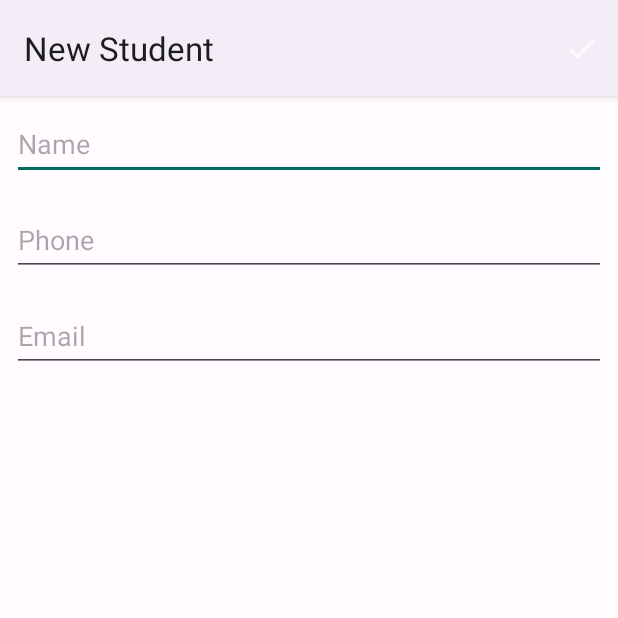
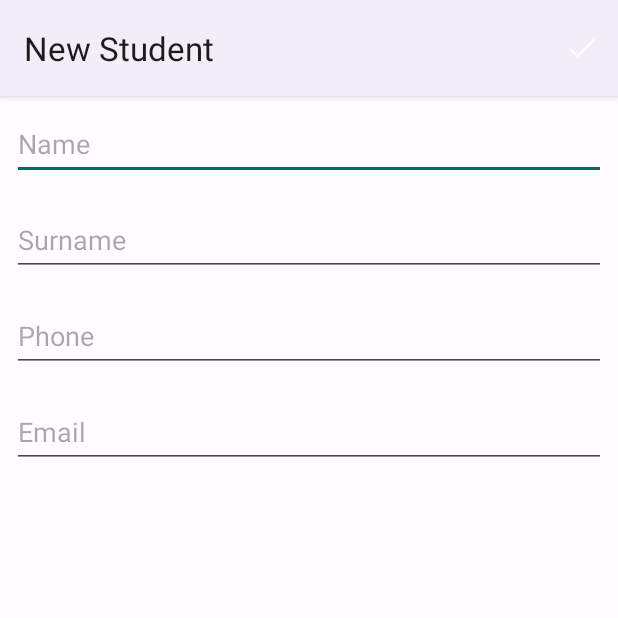
Before and after one commit to avatarrrrr/Schedule, an Android app: the screen it shows after launch (StudentFormActivity before the commit, NewOrEditStudentFormActivity after it), after a tap on "Add new student button", on a phone screen of 412 x 824 dp, the top half of it. Run offline under Robolectric (Android 15) with nearby library versions, the phone set to English and light mode, and no system bars; our stand-ins replace Room's generated code.

Commit message:
[feat] class 18

```diff
--- a/app/src/main/AndroidManifest.xml
+++ b/app/src/main/AndroidManifest.xml
@@ -3,7 +3,6 @@
     xmlns:tools="http://schemas.android.com/tools">
 
     <application
-        android:name=".ScheduleApplication"
         android:allowBackup="true"
         android:dataExtractionRules="@xml/data_extraction_rules"
         android:fullBackupContent="@xml/backup_rules"
@@ -13,7 +12,7 @@
         android:theme="@style/Theme.Schedule"
         tools:targetApi="31">
         <activity
-            android:name=".ui.activity.StudentListActivity"
+            android:name=".ui.activity.StudentsListActivity"
             android:exported="true">
             <intent-filter>
                 <action android:name="android.intent.action.MAIN" />
@@ -22,7 +21,7 @@
             </intent-filter>
         </activity>
         <activity
-            android:name=".ui.activity.StudentFormActivity"
+            android:name=".ui.activity.NewOrEditStudentFormActivity"
             android:exported="false"
             android:label="@string/title_activity_student_form"
             android:theme="@style/Theme.Schedule" />
--- a/app/src/main/java/br/com/alura/schedule/ScheduleApplication.java
+++ /dev/null
@@ -1,21 +0,0 @@
-package br.com.alura.schedule;
-
-import android.app.Application;
-
-import br.com.alura.schedule.database.dao.RoomStudentDAO;
-import br.com.alura.schedule.models.Student;
-import br.com.alura.schedule.utils.RoomUtils;
-
-public class ScheduleApplication extends Application {
-    @Override
-    public void onCreate() {
-        super.onCreate();
-        createTestStudents();
-    }
-
-    private void createTestStudents() {
-        final RoomStudentDAO dao = RoomUtils.getDAO(this);
-        dao.save(new Student("Avatar", "+55 11 11111 1111", "avatar@gmail.com"));
-        dao.save(new Student("Marcos", "+55 22 22222 2222", "marcos@gmail.com"));
-    }
-}
--- a/app/src/main/java/br/com/alura/schedule/database/ScheduleDatabase.java
+++ b/app/src/main/java/br/com/alura/schedule/database/ScheduleDatabase.java
@@ -1,12 +1,26 @@
 package br.com.alura.schedule.database;
 
+import android.content.Context;
+
 import androidx.room.Database;
+import androidx.room.Room;
 import androidx.room.RoomDatabase;
 
+import br.com.alura.schedule.R;
 import br.com.alura.schedule.database.dao.RoomStudentDAO;
 import br.com.alura.schedule.models.Student;
 
-@Database(version = 1, entities = {Student.class}, exportSchema = false)
+@Database(version = 2, entities = {Student.class}, exportSchema = false)
 public abstract class ScheduleDatabase extends RoomDatabase {
+    private static ScheduleDatabase instance;
+
     public abstract RoomStudentDAO getDAO();
+
+    public static ScheduleDatabase getInstance(Context context) {
+        if (instance == null) {
+            instance = Room.databaseBuilder(context, ScheduleDatabase.class, context.getString(R.string.app_name) + ".db").allowMainThreadQueries().build();
+        }
+
+        return instance;
+    }
 }
--- a/app/src/main/java/br/com/alura/schedule/database/dao/RoomStudentDAO.java
+++ b/app/src/main/java/br/com/alura/schedule/database/dao/RoomStudentDAO.java
@@ -4,6 +4,7 @@ import androidx.room.Dao;
 import androidx.room.Delete;
 import androidx.room.Insert;
 import androidx.room.Query;
+import androidx.room.Update;
 
 import java.util.List;
 
@@ -19,4 +20,7 @@ public interface RoomStudentDAO {
 
     @Delete
     void delete(Student student);
+
+    @Update
+    void edit(Student student);
 }
--- a/app/src/main/java/br/com/alura/schedule/ui/activity/ConstantsActivities.java
+++ /dev/null
@@ -1,5 +0,0 @@
-package br.com.alura.schedule.ui.activity;
-
-public class ConstantsActivities {
-    static final String STUDENT_KEY = "student";
-}
--- a/app/src/main/java/br/com/alura/schedule/ui/activity/StudentFormActivity.java
+++ b/app/src/main/java/br/com/alura/schedule/ui/activity/NewOrEditStudentFormActivity.java
@@ -1,6 +1,6 @@
 package br.com.alura.schedule.ui.activity;
 
-import static br.com.alura.schedule.ui.activity.ConstantsActivities.STUDENT_KEY;
+import static br.com.alura.schedule.ui.activity.constants.ConstantsActivities.STUDENT_KEY;
 
 import android.content.Intent;
 import android.os.Bundle;
@@ -12,21 +12,25 @@ import androidx.annotation.NonNull;
 import androidx.appcompat.app.AppCompatActivity;
 
 import br.com.alura.schedule.R;
-import br.com.alura.schedule.dao.StudentsDao;
+import br.com.alura.schedule.database.ScheduleDatabase;
+import br.com.alura.schedule.database.dao.RoomStudentDAO;
 import br.com.alura.schedule.models.Student;
 
-public class StudentFormActivity extends AppCompatActivity {
+public class NewOrEditStudentFormActivity extends AppCompatActivity {
     private Student student = null;
-    private final StudentsDao studentsDAO = new StudentsDao();
+    private RoomStudentDAO dao;
     private EditText nameEditText;
     private EditText phoneEditText;
     private EditText emailEditText;
+
+    private EditText surnameEditText;
 
 
     @Override
     protected void onCreate(Bundle savedInstanceState) {
         super.onCreate(savedInstanceState);
-        setContentView(R.layout.activity_student_form);
+        setContentView(R.layout.activity_new_or_edit_student_form);
+        dao = ScheduleDatabase.getInstance(this).getDAO();
         initializeViews();
     }
 
@@ -38,7 +42,7 @@ public class StudentFormActivity extends AppCompatActivity {
 
     @Override
     public boolean onOptionsItemSelected(@NonNull MenuItem item) {
-        if(item.getItemId() == R.id.activity_student_form_menu_save){
+        if (item.getItemId() == R.id.activity_student_form_menu_save) {
             save();
         }
         return super.onOptionsItemSelected(item);
@@ -47,9 +51,9 @@ public class StudentFormActivity extends AppCompatActivity {
     private void save() {
         fillStudent();
         if (student.hasValidIdentifier()) {
-            studentsDAO.edit(student);
+            dao.edit(student);
         } else {
-            studentsDAO.save(student);
+            dao.save(student);
         }
         finish();
     }
@@ -58,12 +62,14 @@ public class StudentFormActivity extends AppCompatActivity {
         student.setName(nameEditText.getText().toString());
         student.setTelephone(phoneEditText.getText().toString());
         student.setEmail(emailEditText.getText().toString());
+        student.setSurname(surnameEditText.getText().toString());
     }
 
     private void initializeViews() {
         nameEditText = findViewById(R.id.activity_student_form_name);
         phoneEditText = findViewById(R.id.activity_student_form_telephone);
         emailEditText = findViewById(R.id.activity_student_form_email);
+        surnameEditText = findViewById(R.id.activity_student_form_surname);
 
         isEdit();
     }
@@ -72,13 +78,14 @@ public class StudentFormActivity extends AppCompatActivity {
         Intent intent = getIntent();
 
         if (intent.hasExtra(STUDENT_KEY)) {
-            setTitle("Edit Student");
+            setTitle(getString(R.string.new_or_edit_student_form_activity_title_edit));
             student = intent.getExtras().getParcelable(STUDENT_KEY);
             nameEditText.setText(student.getName());
             phoneEditText.setText(student.getTelephone());
             emailEditText.setText(student.getEmail());
+            surnameEditText.setText(student.getSurname());
         } else {
-            setTitle("New Student");
+            setTitle(getString(R.string.new_or_edit_student_form_activity_title_new));
             student = new Student();
         }
     }
--- a/app/src/main/java/br/com/alura/schedule/ui/activity/StudentListActivity.java
+++ b/app/src/main/java/br/com/alura/schedule/ui/activity/StudentsListActivity.java
@@ -1,6 +1,6 @@
 package br.com.alura.schedule.ui.activity;
 
-import static br.com.alura.schedule.ui.activity.ConstantsActivities.STUDENT_KEY;
+import static br.com.alura.schedule.ui.activity.constants.ConstantsActivities.STUDENT_KEY;
 
 import android.content.Intent;
 import android.os.Bundle;
@@ -18,7 +18,7 @@ import br.com.alura.schedule.R;
 import br.com.alura.schedule.models.Student;
 import br.com.alura.schedule.ui.activity.controller.StudentsListActivityController;
 
-public class StudentListActivity extends AppCompatActivity {
+public class StudentsListActivity extends AppCompatActivity {
     private StudentsListActivityController studentsListActivityController;
 
     @Override
@@ -48,7 +48,7 @@ public class StudentListActivity extends AppCompatActivity {
 
     private void buttonAddPressBehavior() {
         final View button = findViewById(R.id.activity_students_fab_add_student);
-        button.setOnClickListener(v -> startActivity(new Intent(StudentListActivity.this, StudentFormActivity.class)));
+        button.setOnClickListener(v -> startActivity(new Intent(StudentsListActivity.this, NewOrEditStudentFormActivity.class)));
     }
 
     @Override
@@ -73,7 +73,7 @@ public class StudentListActivity extends AppCompatActivity {
     }
 
     private void goToFormsOnEditMode(Student student) {
-        Intent intentForm = new Intent(this, StudentFormActivity.class);
+        Intent intentForm = new Intent(this, NewOrEditStudentFormActivity.class);
         intentForm.putExtra(STUDENT_KEY, student);
         startActivity(intentForm);
     }
--- /dev/null
+++ b/app/src/main/java/br/com/alura/schedule/ui/activity/constants/ConstantsActivities.java
@@ -0,0 +1,5 @@
+package br.com.alura.schedule.ui.activity.constants;
+
+public interface ConstantsActivities {
+    String STUDENT_KEY = "student";
+}
--- a/app/src/main/java/br/com/alura/schedule/ui/activity/controller/StudentsListActivityController.java
+++ b/app/src/main/java/br/com/alura/schedule/ui/activity/controller/StudentsListActivityController.java
@@ -7,10 +7,10 @@ import android.widget.ListView;
 import androidx.annotation.NonNull;
 import androidx.appcompat.app.AlertDialog;
 
+import br.com.alura.schedule.database.ScheduleDatabase;
 import br.com.alura.schedule.database.dao.RoomStudentDAO;
 import br.com.alura.schedule.models.Student;
 import br.com.alura.schedule.ui.adapter.StudentsListAdapter;
-import br.com.alura.schedule.utils.RoomUtils;
 
 public class StudentsListActivityController {
     final private RoomStudentDAO studentsDAO;
@@ -20,7 +20,7 @@ public class StudentsListActivityController {
     public StudentsListActivityController(Context context) {
         this.context = context;
         this.adapter = new StudentsListAdapter(this.context);
-        this.studentsDAO = RoomUtils.getDAO(this.context);
+        this.studentsDAO = ScheduleDatabase.getInstance(this.context).getDAO();
     }
 
     public void confirmDeleteDialog(final AdapterView.AdapterContextMenuInfo menuInfo) {
--- a/app/src/main/java/br/com/alura/schedule/ui/adapter/StudentsListAdapter.java
+++ b/app/src/main/java/br/com/alura/schedule/ui/adapter/StudentsListAdapter.java
@@ -58,7 +58,7 @@ public class StudentsListAdapter extends BaseAdapter {
 
     private void assignStudentOnView(int position, ViewHolder holder) {
         final Student student = this.students.get(position);
-        holder.name.setText(student.getName());
+        holder.name.setText(student.getFullName());
         holder.telephone.setText(student.getTelephone());
     }
 
--- a/app/src/main/java/br/com/alura/schedule/utils/RoomUtils.java
+++ /dev/null
@@ -1,16 +0,0 @@
-package br.com.alura.schedule.utils;
-
-import android.content.Context;
-
-import androidx.room.Room;
-
-import br.com.alura.schedule.R;
-import br.com.alura.schedule.database.ScheduleDatabase;
-import br.com.alura.schedule.database.dao.RoomStudentDAO;
-
-public class RoomUtils {
-    public static RoomStudentDAO getDAO(Context context){
-        ScheduleDatabase database = Room.databaseBuilder(context, ScheduleDatabase.class, context.getString(R.string.app_name) + ".db").allowMainThreadQueries().build();
-        return database.getDAO();
-    }
-}
--- a/app/src/main/res/layout/activity_student_form.xml
+++ b/app/src/main/res/layout/activity_new_or_edit_student_form.xml
@@ -1,7 +1,9 @@
 <?xml version="1.0" encoding="utf-8"?>
 <ScrollView xmlns:android="http://schemas.android.com/apk/res/android"
+    xmlns:tools="http://schemas.android.com/tools"
     android:layout_width="match_parent"
-    android:layout_height="wrap_content">
+    android:layout_height="wrap_content"
+    tools:context=".ui.activity.NewOrEditStudentFormActivity">
 
     <LinearLayout
         android:layout_width="match_parent"
@@ -13,8 +15,18 @@
             android:layout_width="match_parent"
             android:layout_height="48dp"
             android:layout_margin="8dp"
+            android:autofillHints="name"
             android:hint="@string/name"
+            android:importantForAutofill="no"
+            android:inputType="textCapWords" />
+
+        <EditText
+            android:id="@+id/activity_student_form_surname"
+            android:layout_width="match_parent"
+            android:layout_height="48dp"
+            android:layout_margin="8dp"
             android:autofillHints="name"
+            android:hint="@string/activity_student_form_surname_hint"
             android:importantForAutofill="no"
             android:inputType="textCapWords" />
 
@@ -23,8 +35,8 @@
             android:layout_width="match_parent"
             android:layout_height="48dp"
             android:layout_margin="8dp"
+            android:autofillHints="phone"
             android:hint="@string/phone"
-            android:autofillHints="phone"
             android:importantForAutofill="yes"
             android:inputType="phone" />
 
@@ -33,8 +45,8 @@
             android:layout_width="match_parent"
             android:layout_height="48dp"
             android:layout_margin="8dp"
+            android:autofillHints="emailAddress"
             android:hint="@string/email"
-            android:autofillHints="emailAddress"
             android:importantForAutofill="yes"
             android:inputType="textEmailAddress" />
 
--- a/app/src/main/res/values/strings.xml
+++ b/app/src/main/res/values/strings.xml
@@ -8,4 +8,7 @@
     <string name="add_new_student">Add new student button</string>
     <string name="delete">Delete</string>
     <string name="students_list_activity_title">Student list 👇🏾</string>
+    <string name="activity_student_form_surname_hint">Surname</string>
+    <string name="new_or_edit_student_form_activity_title_edit">Edit Student</string>
+    <string name="new_or_edit_student_form_activity_title_new">New Student</string>
 </resources>
```
Also changed, not shown: app/src/main/java/br/com/alura/schedule/models/Student.java (+18 -1 lines).
